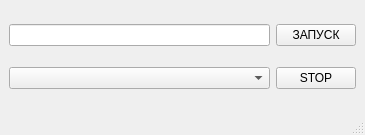
The window that mainwindow.ui (GlebZigert/MultiThread) describes before a commit, drawn with Qt 5.
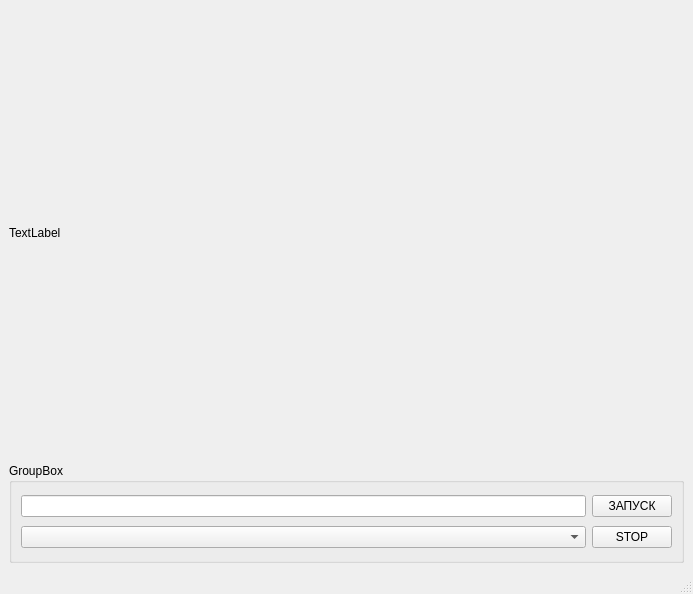
The same window after the commit.

Diff of the .ui file:
```diff
--- a/mainwindow.ui
+++ b/mainwindow.ui
@@ -6,22 +6,40 @@
    <rect>
     <x>0</x>
     <y>0</y>
-    <width>365</width>
-    <height>135</height>
+    <width>693</width>
+    <height>594</height>
    </rect>
   </property>
   <property name="windowTitle">
    <string>MainWindow</string>
   </property>
   <widget class="QWidget" name="centralwidget">
+   <layout class="QVBoxLayout" name="verticalLayout">
+    <item>
+     <widget class="QLabel" name="label">
+      <property name="maximumSize">
+       <size>
+        <width>800</width>
+        <height>600</height>
+       </size>
+      </property>
+      <property name="text">
+       <string>TextLabel</string>
+      </property>
+     </widget>
+    </item>
+    <item>
+     <widget class="QGroupBox" name="groupBox">
+      <property name="maximumSize">
+       <size>
+        <width>16777215</width>
+        <height>100</height>
+       </size>
+      </property>
+      <property name="title">
+       <string>GroupBox</string>
+      </property>
    <layout class="QGridLayout" name="gridLayout">
-    <item row="1" column="1">
-     <widget class="QPushButton" name="stop">
-      <property name="text">
-       <string>STOP</string>
-      </property>
-     </widget>
-    </item>
     <item row="0" column="0">
      <widget class="QLineEdit" name="lineEdit"/>
     </item>
@@ -35,6 +53,16 @@
     <item row="1" column="0">
      <widget class="QComboBox" name="threadsCombobox"/>
     </item>
+       <item row="1" column="1">
+        <widget class="QPushButton" name="stop">
+         <property name="text">
+          <string>STOP</string>
+         </property>
+        </widget>
+       </item>
+      </layout>
+     </widget>
+    </item>
    </layout>
   </widget>
   <widget class="QMenuBar" name="menubar">
@@ -42,7 +70,7 @@
     <rect>
      <x>0</x>
      <y>0</y>
-     <width>365</width>
+     <width>693</width>
      <height>29</height>
     </rect>
    </property>
```
Lines whose indentation alone changed are shown as unchanged.
